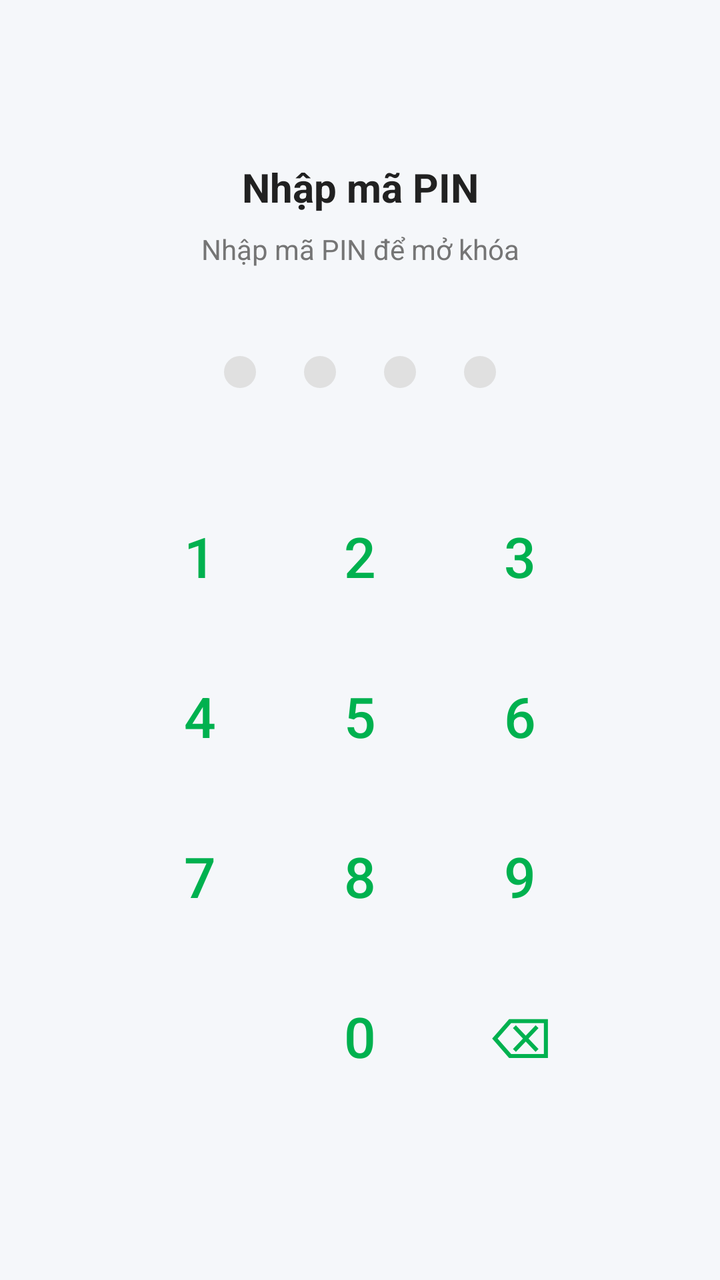
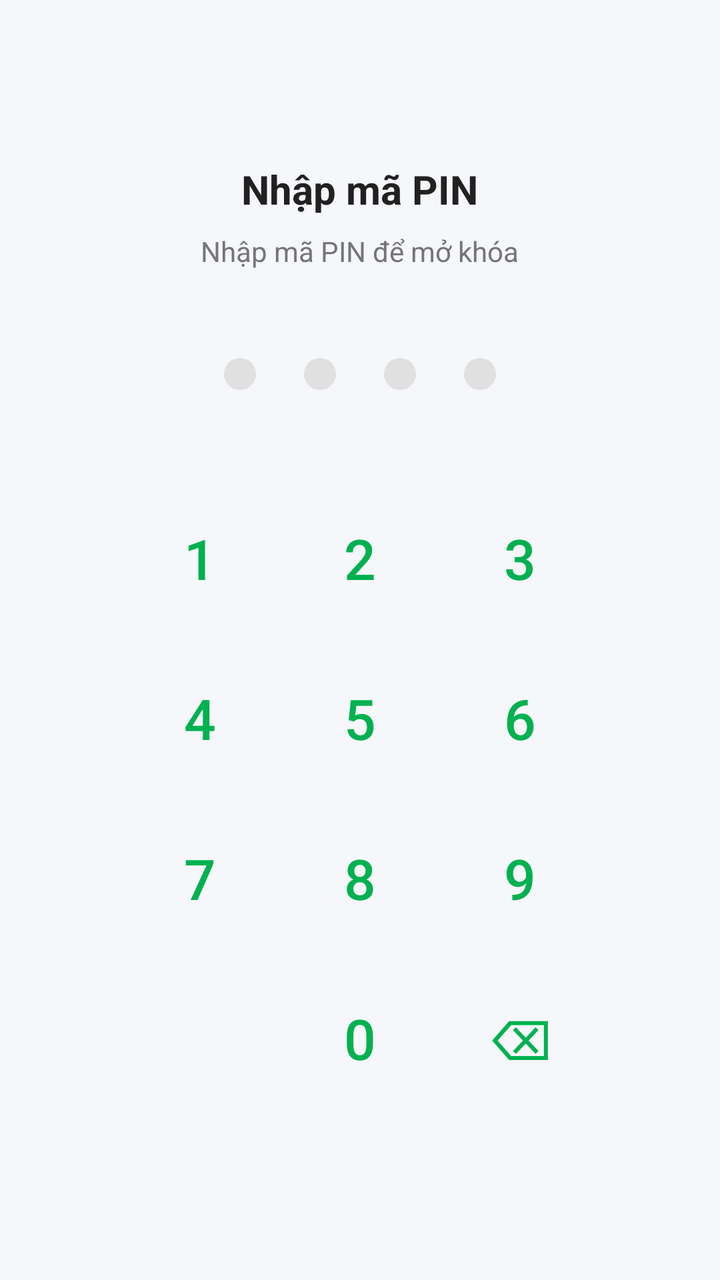

Before-and-after screenshots of an Android layout around one commit, followed by the original layout XML and the change that was made.
<!-- AndroidManifest.xml: application theme Theme.FinaceManager -->
<!-- res/layout/activity_pin_lock.xml -->
<?xml version="1.0" encoding="utf-8"?>
<androidx.constraintlayout.widget.ConstraintLayout xmlns:android="http://schemas.android.com/apk/res/android"
    xmlns:app="http://schemas.android.com/apk/res-auto"
    android:id="@+id/pin_root"
    android:layout_width="match_parent"
    android:layout_height="match_parent"
    android:fitsSystemWindows="true"
    android:background="@color/color_background">

    <TextView
        android:id="@+id/tv_pin_title"
        android:layout_width="wrap_content"
        android:layout_height="wrap_content"
        android:layout_marginTop="80dp"
        android:text="@string/title_enter_pin"
        android:textColor="@color/color_text_primary"
        android:textSize="@dimen/text_title"
        android:textStyle="bold"
        app:layout_constraintEnd_toEndOf="parent"
        app:layout_constraintStart_toStartOf="parent"
        app:layout_constraintTop_toTopOf="parent" />

    <TextView
        android:id="@+id/tv_pin_message"
        android:layout_width="wrap_content"
        android:layout_height="wrap_content"
        android:layout_marginTop="@dimen/spacing_sm"
        android:text="@string/msg_enter_pin"
        android:textColor="@color/color_text_secondary"
        android:textSize="@dimen/text_body"
        app:layout_constraintEnd_toEndOf="parent"
        app:layout_constraintStart_toStartOf="parent"
        app:layout_constraintTop_toBottomOf="@id/tv_pin_title" />

    
    <LinearLayout
        android:id="@+id/ll_pin_dots"
        android:layout_width="wrap_content"
        android:layout_height="wrap_content"
        android:layout_marginTop="@dimen/spacing_xl"
        android:gravity="center"
        android:orientation="horizontal"
        app:layout_constraintEnd_toEndOf="parent"
        app:layout_constraintStart_toStartOf="parent"
        app:layout_constraintTop_toBottomOf="@id/tv_pin_message">

        <View
            android:id="@+id/dot_1"
            android:layout_width="@dimen/pin_dot_size"
            android:layout_height="@dimen/pin_dot_size"
            android:layout_margin="@dimen/pin_dot_margin"
            android:background="@drawable/bg_pin_dot_empty" />

        <View
            android:id="@+id/dot_2"
            android:layout_width="@dimen/pin_dot_size"
            android:layout_height="@dimen/pin_dot_size"
            android:layout_margin="@dimen/pin_dot_margin"
            android:background="@drawable/bg_pin_dot_empty" />

        <View
            android:id="@+id/dot_3"
            android:layout_width="@dimen/pin_dot_size"
            android:layout_height="@dimen/pin_dot_size"
            android:layout_margin="@dimen/pin_dot_margin"
            android:background="@drawable/bg_pin_dot_empty" />

        <View
            android:id="@+id/dot_4"
            android:layout_width="@dimen/pin_dot_size"
            android:layout_height="@dimen/pin_dot_size"
            android:layout_margin="@dimen/pin_dot_margin"
            android:background="@drawable/bg_pin_dot_empty" />
    </LinearLayout>

    <TextView
        android:id="@+id/tv_pin_error"
        android:layout_width="wrap_content"
        android:layout_height="wrap_content"
        android:layout_marginTop="@dimen/spacing_md"
        android:textColor="@color/color_error"
        android:textSize="@dimen/text_body"
        android:visibility="gone"
        app:layout_constraintEnd_toEndOf="parent"
        app:layout_constraintStart_toStartOf="parent"
        app:layout_constraintTop_toBottomOf="@id/ll_pin_dots" />

    
    <GridLayout
        android:id="@+id/gl_numpad"
        android:layout_width="wrap_content"
        android:layout_height="wrap_content"
        android:layout_marginTop="@dimen/spacing_xl"
        android:columnCount="3"
        android:rowCount="4"
        android:useDefaultMargins="true"
        app:layout_constraintEnd_toEndOf="parent"
        app:layout_constraintStart_toStartOf="parent"
        app:layout_constraintTop_toBottomOf="@id/tv_pin_error">

        <com.google.android.material.button.MaterialButton
            android:id="@+id/btn_1"
            style="@style/Widget.Material3.Button.TextButton"
            android:layout_width="@dimen/pin_button_size"
            android:layout_height="@dimen/pin_button_size"
            android:text="1"
            android:textSize="@dimen/pin_button_text" />

        <com.google.android.material.button.MaterialButton
            android:id="@+id/btn_2"
            style="@style/Widget.Material3.Button.TextButton"
            android:layout_width="@dimen/pin_button_size"
            android:layout_height="@dimen/pin_button_size"
            android:text="2"
            android:textSize="@dimen/pin_button_text" />

        <com.google.android.material.button.MaterialButton
            android:id="@+id/btn_3"
            style="@style/Widget.Material3.Button.TextButton"
            android:layout_width="@dimen/pin_button_size"
            android:layout_height="@dimen/pin_button_size"
            android:text="3"
            android:textSize="@dimen/pin_button_text" />

        <com.google.android.material.button.MaterialButton
            android:id="@+id/btn_4"
            style="@style/Widget.Material3.Button.TextButton"
            android:layout_width="@dimen/pin_button_size"
            android:layout_height="@dimen/pin_button_size"
            android:text="4"
            android:textSize="@dimen/pin_button_text" />

        <com.google.android.material.button.MaterialButton
            android:id="@+id/btn_5"
            style="@style/Widget.Material3.Button.TextButton"
            android:layout_width="@dimen/pin_button_size"
            android:layout_height="@dimen/pin_button_size"
            android:text="5"
            android:textSize="@dimen/pin_button_text" />

        <com.google.android.material.button.MaterialButton
            android:id="@+id/btn_6"
            style="@style/Widget.Material3.Button.TextButton"
            android:layout_width="@dimen/pin_button_size"
            android:layout_height="@dimen/pin_button_size"
            android:text="6"
            android:textSize="@dimen/pin_button_text" />

        <com.google.android.material.button.MaterialButton
            android:id="@+id/btn_7"
            style="@style/Widget.Material3.Button.TextButton"
            android:layout_width="@dimen/pin_button_size"
            android:layout_height="@dimen/pin_button_size"
            android:text="7"
            android:textSize="@dimen/pin_button_text" />

        <com.google.android.material.button.MaterialButton
            android:id="@+id/btn_8"
            style="@style/Widget.Material3.Button.TextButton"
            android:layout_width="@dimen/pin_button_size"
            android:layout_height="@dimen/pin_button_size"
            android:text="8"
            android:textSize="@dimen/pin_button_text" />

        <com.google.android.material.button.MaterialButton
            android:id="@+id/btn_9"
            style="@style/Widget.Material3.Button.TextButton"
            android:layout_width="@dimen/pin_button_size"
            android:layout_height="@dimen/pin_button_size"
            android:text="9"
            android:textSize="@dimen/pin_button_text" />

        
        <ImageView
            android:id="@+id/iv_fingerprint"
            android:layout_width="@dimen/pin_button_size"
            android:layout_height="@dimen/pin_button_size"
            android:background="?attr/selectableItemBackgroundBorderless"
            android:clickable="true"
            android:focusable="true"
            android:contentDescription="@string/label_biometric"
            android:padding="20dp"
            android:src="@drawable/ic_fingerprint"
            android:visibility="gone"
            app:tint="@color/color_primary" />

        <com.google.android.material.button.MaterialButton
            android:id="@+id/btn_0"
            style="@style/Widget.Material3.Button.TextButton"
            android:layout_width="@dimen/pin_button_size"
            android:layout_height="@dimen/pin_button_size"
            android:text="0"
            android:textSize="@dimen/pin_button_text" />

        <com.google.android.material.button.MaterialButton
            android:id="@+id/btn_backspace"
            style="@style/Widget.Material3.Button.TextButton"
            android:layout_width="@dimen/pin_button_size"
            android:layout_height="@dimen/pin_button_size"
            android:text="⌫"
            android:textSize="@dimen/pin_button_text" />

    </GridLayout>

</androidx.constraintlayout.widget.ConstraintLayout>
<!-- resources referenced by this layout -->
<resources>
  <color name="color_background">#F5F7FA</color>
  <color name="color_error">#D32F2F</color>
  <color name="color_primary">#00B14F</color>
  <color name="color_text_primary">#212121</color>
  <color name="color_text_secondary">#757575</color>
  <dimen name="pin_button_size">72dp</dimen>
  <dimen name="pin_button_text">28sp</dimen>
  <dimen name="pin_dot_margin">12dp</dimen>
  <dimen name="pin_dot_size">16dp</dimen>
  <dimen name="spacing_md">16dp</dimen>
  <dimen name="spacing_sm">8dp</dimen>
  <dimen name="spacing_xl">32dp</dimen>
  <dimen name="text_body">14sp</dimen>
  <dimen name="text_title">20sp</dimen>
  <!-- drawable bg_pin_dot_empty (drawable) -->
  <?xml version="1.0" encoding="utf-8"?>
  <shape xmlns:android="http://schemas.android.com/apk/res/android"
      android:shape="oval">
      <solid android:color="@color/color_pin_dot_empty" />
      <size android:width="@dimen/pin_dot_size" android:height="@dimen/pin_dot_size" />
  </shape>
  <!-- drawable ic_fingerprint: vector/xml drawable (drawable, 3223 chars, omitted) -->
  <string name="label_biometric">Mở khóa sinh trắc học</string>
  <string name="msg_enter_pin">Nhập mã PIN để mở khóa</string>
  <string name="title_enter_pin">Nhập mã PIN</string>
  <style name="Theme.FinaceManager" parent="Base.Theme.FinaceManager" />
  <color name="color_pin_dot_empty">#E0E0E0</color>
  <style name="Base.Theme.FinaceManager" parent="Theme.Material3.DayNight.NoActionBar">
          <item name="colorPrimary">@color/color_primary</item>
          <item name="colorPrimaryDark">@color/color_primary_dark</item>
          <item name="colorAccent">@color/color_accent</item>
          <item name="colorOnPrimary">@color/color_text_on_primary</item>
          <item name="android:colorBackground">@color/color_background</item>
          <item name="colorSurface">@color/color_surface</item>
          <item name="android:statusBarColor">@color/color_primary</item>
          <item name="android:navigationBarColor">@color/color_surface</item>
      </style>
  <color name="color_primary_dark">#009640</color>
  <color name="color_accent">#FF6B35</color>
  <color name="color_text_on_primary">#FFFFFF</color>
  <color name="color_surface">#FFFFFF</color>
</resources>

<!-- the commit's change to res/layout/activity_pin_lock.xml (unified diff, before → after) -->
@@ -7,199 +7,218 @@
     android:fitsSystemWindows="true"
     android:background="@color/color_background">
 
-    <TextView
-        android:id="@+id/tv_pin_title"
+    
+    <LinearLayout
         android:layout_width="wrap_content"
         android:layout_height="wrap_content"
-        android:layout_marginTop="80dp"
-        android:text="@string/title_enter_pin"
-        android:textColor="@color/color_text_primary"
-        android:textSize="@dimen/text_title"
-        android:textStyle="bold"
+        android:gravity="center_horizontal"
+        android:orientation="vertical"
+        app:layout_constraintBottom_toBottomOf="parent"
         app:layout_constraintEnd_toEndOf="parent"
         app:layout_constraintStart_toStartOf="parent"
-        app:layout_constraintTop_toTopOf="parent" />
-
-    <TextView
-        android:id="@+id/tv_pin_message"
-        android:layout_width="wrap_content"
-        android:layout_height="wrap_content"
-        android:layout_marginTop="@dimen/spacing_sm"
-        android:text="@string/msg_enter_pin"
-        android:textColor="@color/color_text_secondary"
-        android:textSize="@dimen/text_body"
-        app:layout_constraintEnd_toEndOf="parent"
-        app:layout_constraintStart_toStartOf="parent"
-        app:layout_constraintTop_toBottomOf="@id/tv_pin_title" />
-
-    
-    <LinearLayout
-        android:id="@+id/ll_pin_dots"
-        android:layout_width="wrap_content"
-        android:layout_height="wrap_content"
-        android:layout_marginTop="@dimen/spacing_xl"
-        android:gravity="center"
-        android:orientation="horizontal"
-        app:layout_constraintEnd_toEndOf="parent"
-        app:layout_constraintStart_toStartOf="parent"
-        app:layout_constraintTop_toBottomOf="@id/tv_pin_message">
-
-        <View
-            android:id="@+id/dot_1"
-            android:layout_width="@dimen/pin_dot_size"
-            android:layout_height="@dimen/pin_dot_size"
-            android:layout_margin="@dimen/pin_dot_margin"
-            android:background="@drawable/bg_pin_dot_empty" />
-
-        <View
-            android:id="@+id/dot_2"
-            android:layout_width="@dimen/pin_dot_size"
-            android:layout_height="@dimen/pin_dot_size"
-            android:layout_margin="@dimen/pin_dot_margin"
-            android:background="@drawable/bg_pin_dot_empty" />
-
-        <View
-            android:id="@+id/dot_3"
-            android:layout_width="@dimen/pin_dot_size"
-            android:layout_height="@dimen/pin_dot_size"
-            android:layout_margin="@dimen/pin_dot_margin"
-            android:background="@drawable/bg_pin_dot_empty" />
-
-        <View
-            android:id="@+id/dot_4"
-            android:layout_width="@dimen/pin_dot_size"
-            android:layout_height="@dimen/pin_dot_size"
-            android:layout_margin="@dimen/pin_dot_margin"
-            android:background="@drawable/bg_pin_dot_empty" />
+        app:layout_constraintTop_toTopOf="parent">
+
+        <TextView
+            android:id="@+id/tv_pin_title"
+            android:layout_width="wrap_content"
+            android:layout_height="wrap_content"
+            android:text="@string/title_enter_pin"
+            android:textColor="@color/color_text_primary"
+            android:textSize="@dimen/text_title"
+            android:textStyle="bold" />
+
+        <TextView
+            android:id="@+id/tv_pin_message"
+            android:layout_width="wrap_content"
+            android:layout_height="wrap_content"
+            android:layout_marginTop="@dimen/spacing_sm"
+            android:text="@string/msg_enter_pin"
+            android:textColor="@color/color_text_secondary"
+            android:textSize="@dimen/text_body" />
+
+        
+        <LinearLayout
+            android:id="@+id/ll_pin_dots"
+            android:layout_width="wrap_content"
+            android:layout_height="wrap_content"
+            android:layout_marginTop="@dimen/spacing_xl"
+            android:gravity="center"
+            android:orientation="horizontal">
+
+            <View
+                android:id="@+id/dot_1"
+                android:layout_width="@dimen/pin_dot_size"
+                android:layout_height="@dimen/pin_dot_size"
+                android:layout_margin="@dimen/pin_dot_margin"
+                android:background="@drawable/bg_pin_dot_empty" />
+
+            <View
+                android:id="@+id/dot_2"
+                android:layout_width="@dimen/pin_dot_size"
+                android:layout_height="@dimen/pin_dot_size"
+                android:layout_margin="@dimen/pin_dot_margin"
+                android:background="@drawable/bg_pin_dot_empty" />
+
+            <View
+                android:id="@+id/dot_3"
+                android:layout_width="@dimen/pin_dot_size"
+                android:layout_height="@dimen/pin_dot_size"
+                android:layout_margin="@dimen/pin_dot_margin"
+                android:background="@drawable/bg_pin_dot_empty" />
+
+            <View
+                android:id="@+id/dot_4"
+                android:layout_width="@dimen/pin_dot_size"
+                android:layout_height="@dimen/pin_dot_size"
+                android:layout_margin="@dimen/pin_dot_margin"
+                android:background="@drawable/bg_pin_dot_empty" />
+        </LinearLayout>
+
+        <TextView
+            android:id="@+id/tv_pin_error"
+            android:layout_width="wrap_content"
+            android:layout_height="wrap_content"
+            android:layout_marginTop="@dimen/spacing_md"
+            android:textColor="@color/color_error"
+            android:textSize="@dimen/text_body"
+            android:visibility="gone" />
+
+        
+        <GridLayout
+            android:id="@+id/gl_numpad"
+            android:layout_width="wrap_content"
+            android:layout_height="wrap_content"
+            android:layout_marginTop="@dimen/spacing_xl"
+            android:columnCount="3"
+            android:rowCount="4"
+            android:useDefaultMargins="true">
+
+            <com.google.android.material.button.MaterialButton
+                android:id="@+id/btn_1"
+                style="@style/Widget.Material3.Button.TextButton"
+                android:layout_width="@dimen/pin_button_size"
+                android:layout_height="@dimen/pin_button_size"
+                android:stateListAnimator="@animator/pin_button_anim"
+                android:text="1"
+                android:textSize="@dimen/pin_button_text"
+                app:cornerRadius="36dp" />
+
+            <com.google.android.material.button.MaterialButton
+                android:id="@+id/btn_2"
+                style="@style/Widget.Material3.Button.TextButton"
+                android:layout_width="@dimen/pin_button_size"
+                android:layout_height="@dimen/pin_button_size"
+                android:stateListAnimator="@animator/pin_button_anim"
+                android:text="2"
+                android:textSize="@dimen/pin_button_text"
+                app:cornerRadius="36dp" />
+
+            <com.google.android.material.button.MaterialButton
+                android:id="@+id/btn_3"
+                style="@style/Widget.Material3.Button.TextButton"
+                android:layout_width="@dimen/pin_button_size"
+                android:layout_height="@dimen/pin_button_size"
+                android:stateListAnimator="@animator/pin_button_anim"
+                android:text="3"
+                android:textSize="@dimen/pin_button_text"
+                app:cornerRadius="36dp" />
+
+            <com.google.android.material.button.MaterialButton
+                android:id="@+id/btn_4"
+                style="@style/Widget.Material3.Button.TextButton"
+                android:layout_width="@dimen/pin_button_size"
+                android:layout_height="@dimen/pin_button_size"
+                android:stateListAnimator="@animator/pin_button_anim"
+                android:text="4"
+                android:textSize="@dimen/pin_button_text"
+                app:cornerRadius="36dp" />
+
+            <com.google.android.material.button.MaterialButton
+                android:id="@+id/btn_5"
+                style="@style/Widget.Material3.Button.TextButton"
+                android:layout_width="@dimen/pin_button_size"
+                android:layout_height="@dimen/pin_button_size"
+                android:stateListAnimator="@animator/pin_button_anim"
+                android:text="5"
+                android:textSize="@dimen/pin_button_text"
+                app:cornerRadius="36dp" />
+
+            <com.google.android.material.button.MaterialButton
+                android:id="@+id/btn_6"
+                style="@style/Widget.Material3.Button.TextButton"
+                android:layout_width="@dimen/pin_button_size"
+                android:layout_height="@dimen/pin_button_size"
+                android:stateListAnimator="@animator/pin_button_anim"
+                android:text="6"
+                android:textSize="@dimen/pin_button_text"
+                app:cornerRadius="36dp" />
+
+            <com.google.android.material.button.MaterialButton
+                android:id="@+id/btn_7"
+                style="@style/Widget.Material3.Button.TextButton"
+                android:layout_width="@dimen/pin_button_size"
+                android:layout_height="@dimen/pin_button_size"
+                android:stateListAnimator="@animator/pin_button_anim"
+                android:text="7"
+                android:textSize="@dimen/pin_button_text"
+                app:cornerRadius="36dp" />
+
+            <com.google.android.material.button.MaterialButton
+                android:id="@+id/btn_8"
+                style="@style/Widget.Material3.Button.TextButton"
+                android:layout_width="@dimen/pin_button_size"
+                android:layout_height="@dimen/pin_button_size"
+                android:stateListAnimator="@animator/pin_button_anim"
+                android:text="8"
+                android:textSize="@dimen/pin_button_text"
+                app:cornerRadius="36dp" />
+
+            <com.google.android.material.button.MaterialButton
+                android:id="@+id/btn_9"
+                style="@style/Widget.Material3.Button.TextButton"
+                android:layout_width="@dimen/pin_button_size"
+                android:layout_height="@dimen/pin_button_size"
+                android:stateListAnimator="@animator/pin_button_anim"
+                android:text="9"
+                android:textSize="@dimen/pin_button_text"
+                app:cornerRadius="36dp" />
+
+            
+            <ImageView
+                android:id="@+id/iv_fingerprint"
+                android:layout_width="@dimen/pin_button_size"
+                android:layout_height="@dimen/pin_button_size"
+                android:background="?attr/selectableItemBackgroundBorderless"
+                android:clickable="true"
+                android:contentDescription="@string/label_biometric"
+                android:focusable="true"
+                android:padding="20dp"
+                android:src="@drawable/ic_fingerprint"
+                android:stateListAnimator="@animator/pin_button_anim"
+                android:visibility="gone"
+                app:tint="@color/color_primary" />
+
+            <com.google.android.material.button.MaterialButton
+                android:id="@+id/btn_0"
+                style="@style/Widget.Material3.Button.TextButton"
+                android:layout_width="@dimen/pin_button_size"
+                android:layout_height="@dimen/pin_button_size"
+                android:stateListAnimator="@animator/pin_button_anim"
+                android:text="0"
+                android:textSize="@dimen/pin_button_text"
+                app:cornerRadius="36dp" />
+
+            <com.google.android.material.button.MaterialButton
+                android:id="@+id/btn_backspace"
+                style="@style/Widget.Material3.Button.TextButton"
+                android:layout_width="@dimen/pin_button_size"
+                android:layout_height="@dimen/pin_button_size"
+                android:stateListAnimator="@animator/pin_button_anim"
+                android:text="⌫"
+                android:textSize="@dimen/pin_button_text"
+                app:cornerRadius="36dp" />
+
+        </GridLayout>
     </LinearLayout>
 
-    <TextView
-        android:id="@+id/tv_pin_error"
-        android:layout_width="wrap_content"
-        android:layout_height="wrap_content"
-        android:layout_marginTop="@dimen/spacing_md"
-        android:textColor="@color/color_error"
-        android:textSize="@dimen/text_body"
-        android:visibility="gone"
-        app:layout_constraintEnd_toEndOf="parent"
-        app:layout_constraintStart_toStartOf="parent"
-        app:layout_constraintTop_toBottomOf="@id/ll_pin_dots" />
-
-    
-    <GridLayout
-        android:id="@+id/gl_numpad"
-        android:layout_width="wrap_content"
-        android:layout_height="wrap_content"
-        android:layout_marginTop="@dimen/spacing_xl"
-        android:columnCount="3"
-        android:rowCount="4"
-        android:useDefaultMargins="true"
-        app:layout_constraintEnd_toEndOf="parent"
-        app:layout_constraintStart_toStartOf="parent"
-        app:layout_constraintTop_toBottomOf="@id/tv_pin_error">
-
-        <com.google.android.material.button.MaterialButton
-            android:id="@+id/btn_1"
-            style="@style/Widget.Material3.Button.TextButton"
-            android:layout_width="@dimen/pin_button_size"
-            android:layout_height="@dimen/pin_button_size"
-            android:text="1"
-            android:textSize="@dimen/pin_button_text" />
-
-        <com.google.android.material.button.MaterialButton
-            android:id="@+id/btn_2"
-            style="@style/Widget.Material3.Button.TextButton"
-            android:layout_width="@dimen/pin_button_size"
-            android:layout_height="@dimen/pin_button_size"
-            android:text="2"
-            android:textSize="@dimen/pin_button_text" />
-
-        <com.google.android.material.button.MaterialButton
-            android:id="@+id/btn_3"
-            style="@style/Widget.Material3.Button.TextButton"
-            android:layout_width="@dimen/pin_button_size"
-            android:layout_height="@dimen/pin_button_size"
-            android:text="3"
-            android:textSize="@dimen/pin_button_text" />
-
-        <com.google.android.material.button.MaterialButton
-            android:id="@+id/btn_4"
-            style="@style/Widget.Material3.Button.TextButton"
-            android:layout_width="@dimen/pin_button_size"
-            android:layout_height="@dimen/pin_button_size"
-            android:text="4"
-            android:textSize="@dimen/pin_button_text" />
-
-        <com.google.android.material.button.MaterialButton
-            android:id="@+id/btn_5"
-            style="@style/Widget.Material3.Button.TextButton"
-            android:layout_width="@dimen/pin_button_size"
-            android:layout_height="@dimen/pin_button_size"
-            android:text="5"
-            android:textSize="@dimen/pin_button_text" />
-
-        <com.google.android.material.button.MaterialButton
-            android:id="@+id/btn_6"
-            style="@style/Widget.Material3.Button.TextButton"
-            android:layout_width="@dimen/pin_button_size"
-            android:layout_height="@dimen/pin_button_size"
-            android:text="6"
-            android:textSize="@dimen/pin_button_text" />
-
-        <com.google.android.material.button.MaterialButton
-            android:id="@+id/btn_7"
-            style="@style/Widget.Material3.Button.TextButton"
-            android:layout_width="@dimen/pin_button_size"
-            android:layout_height="@dimen/pin_button_size"
-            android:text="7"
-            android:textSize="@dimen/pin_button_text" />
-
-        <com.google.android.material.button.MaterialButton
-            android:id="@+id/btn_8"
-            style="@style/Widget.Material3.Button.TextButton"
-            android:layout_width="@dimen/pin_button_size"
-            android:layout_height="@dimen/pin_button_size"
-            android:text="8"
-            android:textSize="@dimen/pin_button_text" />
-
-        <com.google.android.material.button.MaterialButton
-            android:id="@+id/btn_9"
-            style="@style/Widget.Material3.Button.TextButton"
-            android:layout_width="@dimen/pin_button_size"
-            android:layout_height="@dimen/pin_button_size"
-            android:text="9"
-            android:textSize="@dimen/pin_button_text" />
-
-        
-        <ImageView
-            android:id="@+id/iv_fingerprint"
-            android:layout_width="@dimen/pin_button_size"
-            android:layout_height="@dimen/pin_button_size"
-            android:background="?attr/selectableItemBackgroundBorderless"
-            android:clickable="true"
-            android:focusable="true"
-            android:contentDescription="@string/label_biometric"
-            android:padding="20dp"
-            android:src="@drawable/ic_fingerprint"
-            android:visibility="gone"
-            app:tint="@color/color_primary" />
-
-        <com.google.android.material.button.MaterialButton
-            android:id="@+id/btn_0"
-            style="@style/Widget.Material3.Button.TextButton"
-            android:layout_width="@dimen/pin_button_size"
-            android:layout_height="@dimen/pin_button_size"
-            android:text="0"
-            android:textSize="@dimen/pin_button_text" />
-
-        <com.google.android.material.button.MaterialButton
-            android:id="@+id/btn_backspace"
-            style="@style/Widget.Material3.Button.TextButton"
-            android:layout_width="@dimen/pin_button_size"
-            android:layout_height="@dimen/pin_button_size"
-            android:text="⌫"
-            android:textSize="@dimen/pin_button_text" />
-
-    </GridLayout>
-
 </androidx.constraintlayout.widget.ConstraintLayout>
